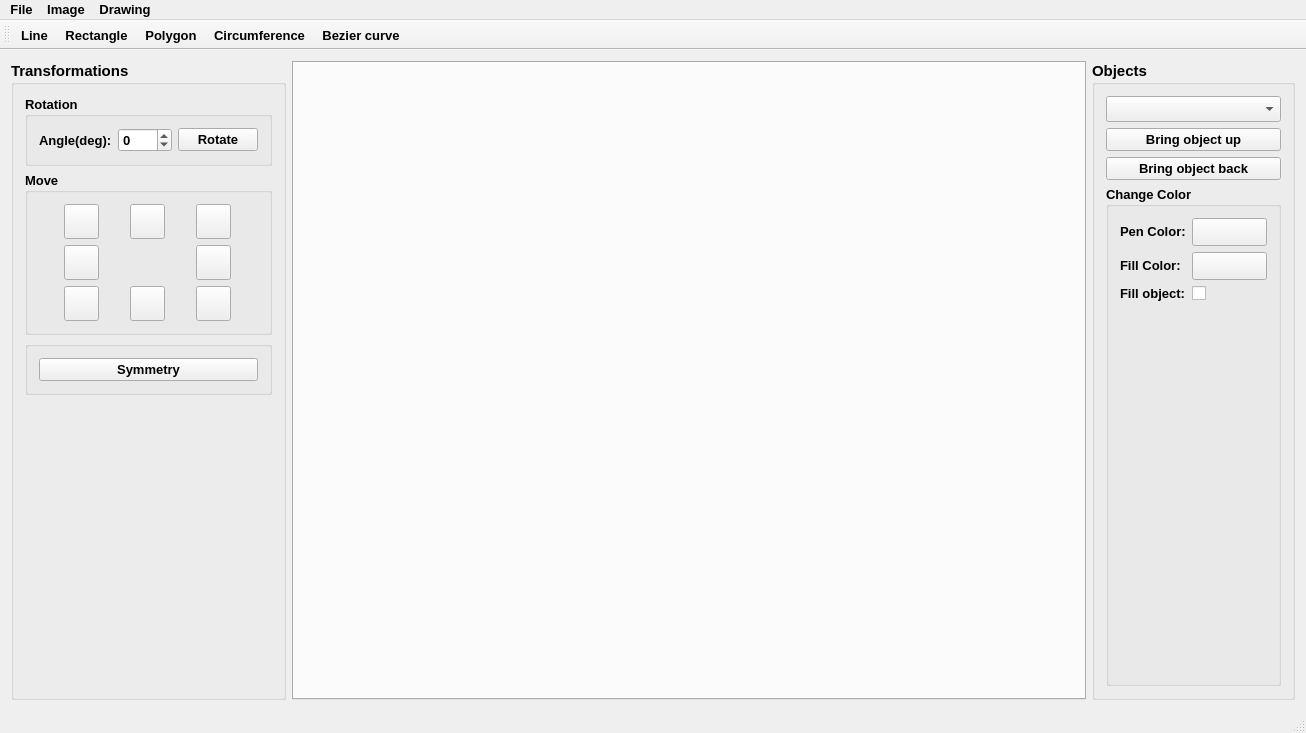
This is src/ImageViewer.ui in Tomas-Homola/PG_simple_2D_vector_graphics as Qt 5 draws it before an edit. The edited form follows.
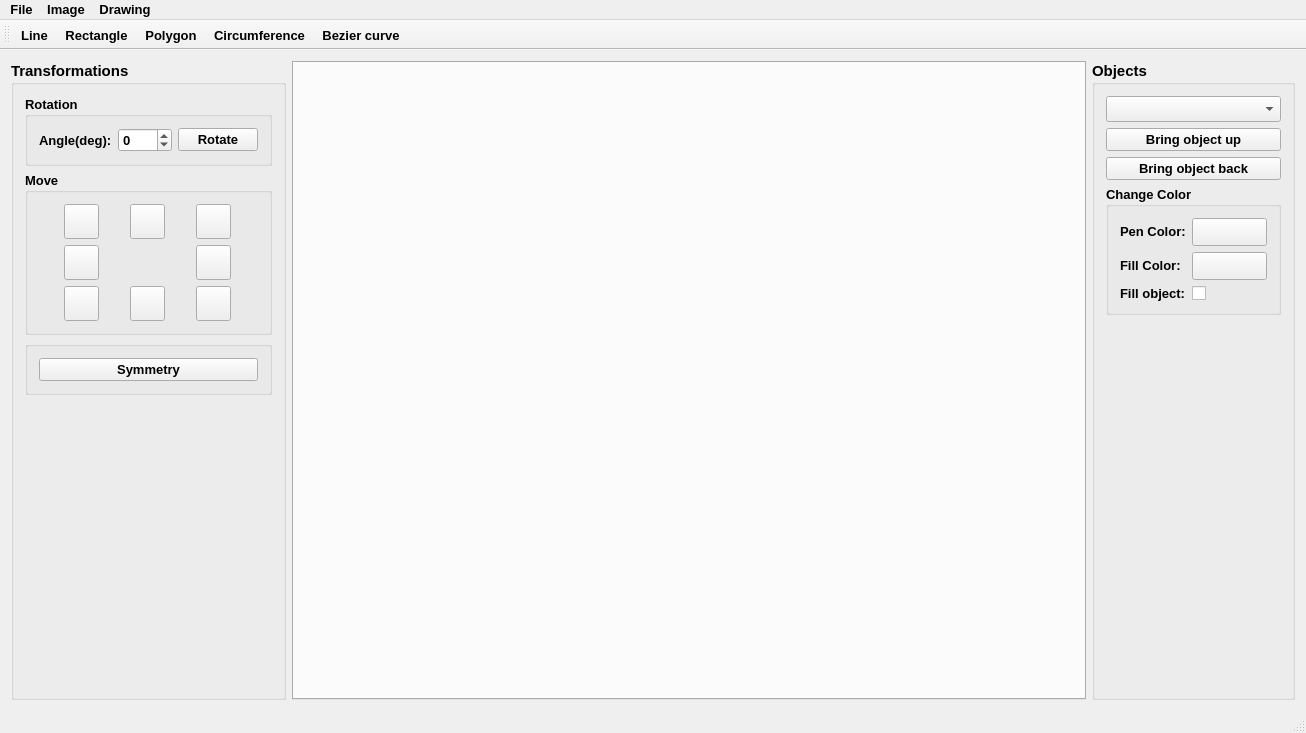
This is the edited form. Icons and pictures are not drawn.

Commit message: Dorobene vyplnanie kruznice, vdaka Karin :)

The edit to the form file:
```diff
--- a/src/ImageViewer.ui
+++ b/src/ImageViewer.ui
@@ -508,6 +508,19 @@
          </layout>
         </widget>
        </item>
+       <item>
+        <spacer name="verticalSpacer_2">
+         <property name="orientation">
+          <enum>Qt::Vertical</enum>
+         </property>
+         <property name="sizeHint" stdset="0">
+          <size>
+           <width>20</width>
+           <height>40</height>
+          </size>
+         </property>
+        </spacer>
+       </item>
       </layout>
      </widget>
     </item>
```
The commit also changes 2 other files.
